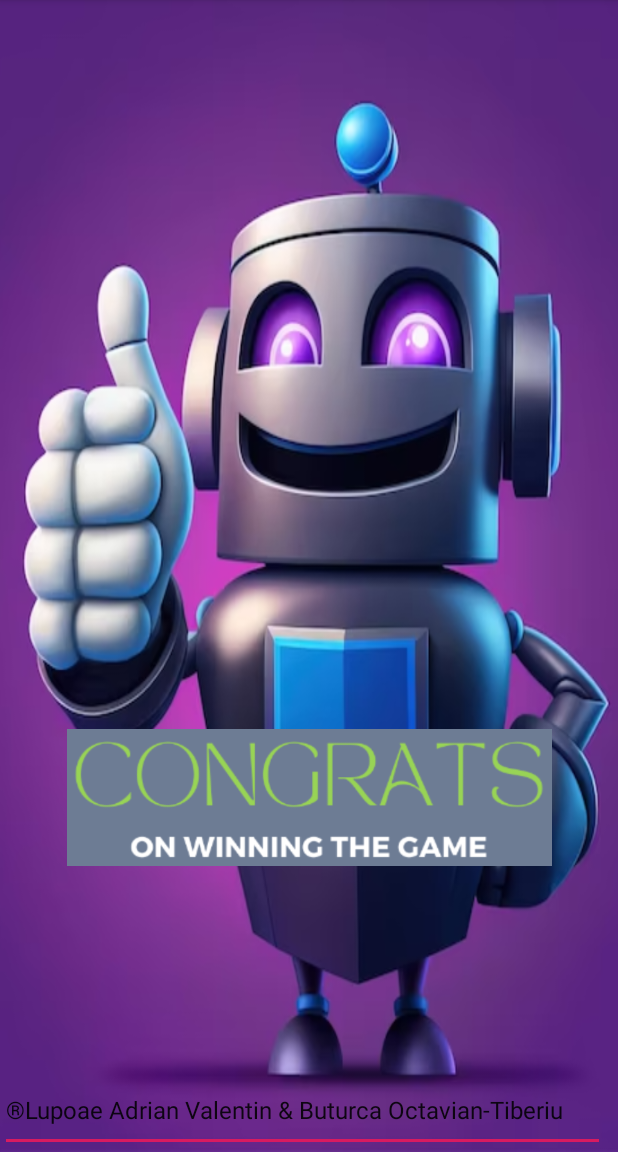
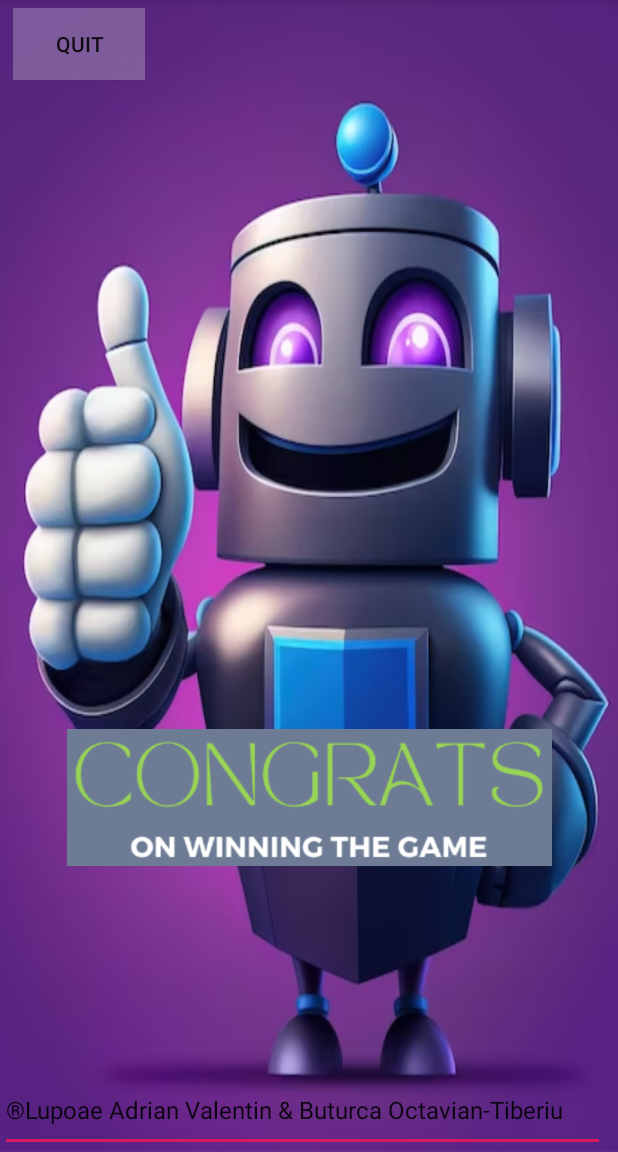
Before and after one commit to marshmottel/memoryGame, an Android app: the Completed screen opened directly, with no data from a screen before it, on a phone screen of 412 x 824 dp, the part 84-1236 px from its top. Run offline under Robolectric (Android 15) with nearby library versions, the light colour scheme and no system bars.

Commit message:
am creat pagina de game completed si functioneaza

```diff
--- a/app/src/main/java/com/example/memorygame/Completed.kt
+++ b/app/src/main/java/com/example/memorygame/Completed.kt
@@ -1,13 +1,27 @@
 package com.example.memorygame
 
+import android.content.Intent
 import android.os.Bundle
 import android.support.v7.app.AppCompatActivity
+import android.widget.Button
 import com.example.memorygame.R
+import kotlinx.android.synthetic.main.content_main.back
+
 
 class Completed : AppCompatActivity() {
+    private lateinit var back: Button
+
     override fun onCreate(savedInstanceState: Bundle?) {
         super.onCreate(savedInstanceState)
         setContentView(R.layout.completed)
 
+        back = findViewById<Button>(R.id.back)
+        back.setOnClickListener {
+
+            val intent2 = Intent(this@Completed, MainActivity::class.java)
+            startActivity(intent2)
+
+        }
+
     }
 }
--- a/app/src/main/res/layout/completed.xml
+++ b/app/src/main/res/layout/completed.xml
@@ -2,7 +2,6 @@
 <android.support.constraint.ConstraintLayout
     xmlns:android="http://schemas.android.com/apk/res/android"
     xmlns:app="http://schemas.android.com/apk/res-auto"
-    xmlns:tools="http://schemas.android.com/tools"
     android:layout_width="match_parent"
     android:layout_height="match_parent"
     app:layout_behavior="@string/appbar_scrolling_view_behavior"
@@ -33,4 +32,18 @@
         app:layout_constraintStart_toStartOf="parent"
         app:layout_constraintTop_toTopOf="parent"
         app:layout_constraintVertical_bias="1.0" />
+
+    <Button
+        android:id="@+id/back"
+        android:layout_width="wrap_content"
+        android:layout_height="wrap_content"
+        android:layout_marginEnd="304dp"
+        android:background="#41FFFFFF"
+        android:text="QUIT"
+        app:layout_constraintBottom_toBottomOf="parent"
+        app:layout_constraintEnd_toEndOf="parent"
+        app:layout_constraintHorizontal_bias="0.421"
+        app:layout_constraintStart_toStartOf="parent"
+        app:layout_constraintTop_toTopOf="parent"
+        app:layout_constraintVertical_bias="0.007" />
 </android.support.constraint.ConstraintLayout>
```
